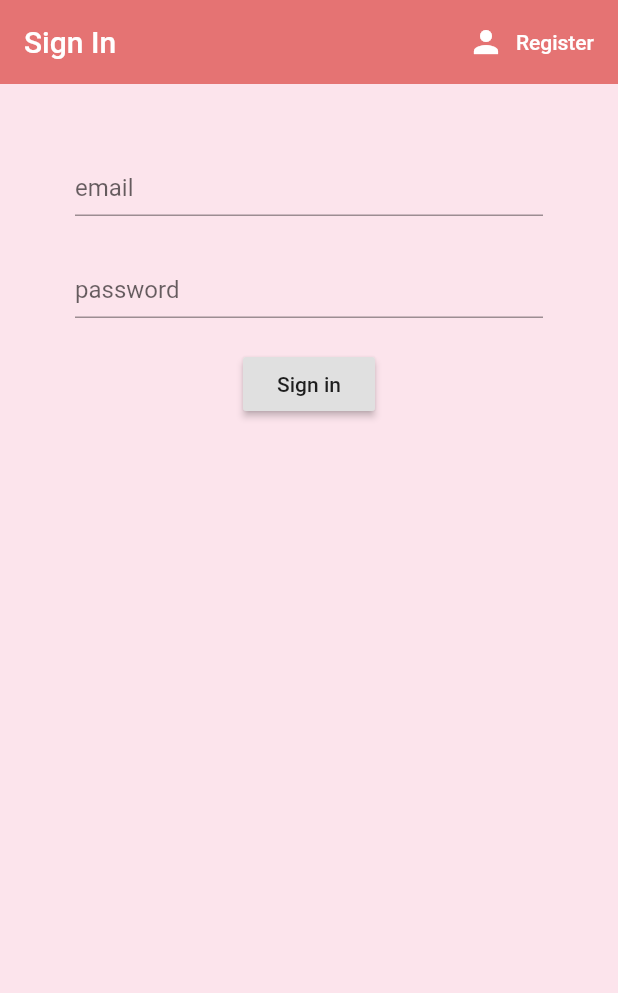
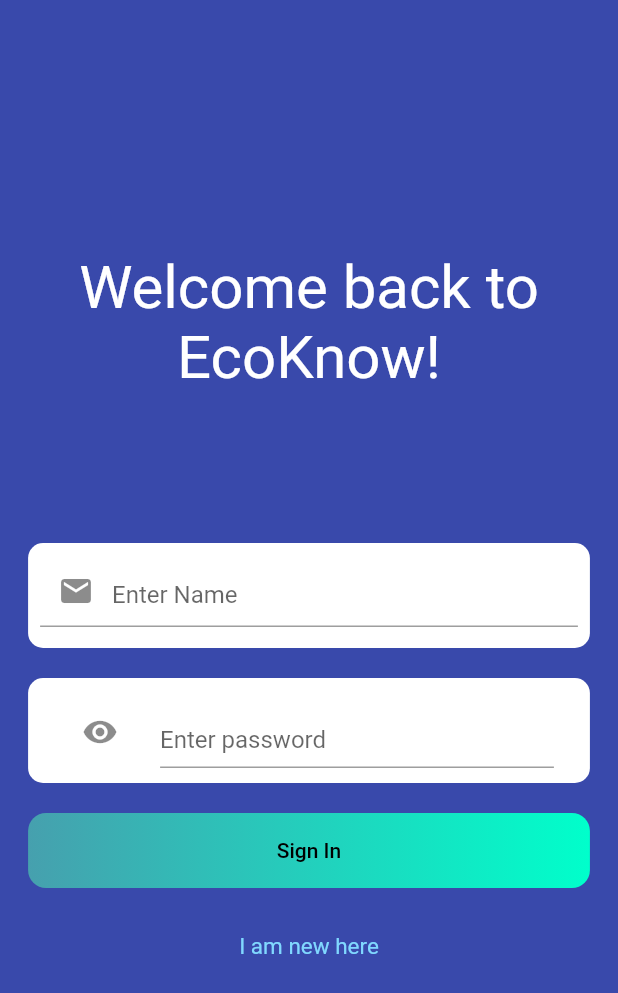
Before and after one commit to Saransh-cpp/EVSQuizApp, a Flutter app: the screen it shows after launch, on a phone screen of 412 x 824 dp. Shown: the top 993 px of the screen. Run offline on Flutter 3.47's test engine with Material 2 defaults, Android fonts, the phone set to English and light mode, and no system bars; our stand-ins replace cloud_firestore, curved_navigation_bar, firebase_auth, firebase_core, flutter_spinkit; accounts and stored records are empty.

Commit message:
UI change LoginPage.dart

```diff
--- a/lib/screens/LoginPage.dart
+++ b/lib/screens/LoginPage.dart
@@ -52,6 +52,7 @@ class _SignInState extends State<SignIn> {
   final _formKey = GlobalKey<FormState>();
   final _key = GlobalKey<ScaffoldState>();
   bool loading = false;
+  bool hidePass = true;
 
   String email = '';
   String password = '';
@@ -59,83 +60,121 @@ class _SignInState extends State<SignIn> {
 
   @override
   Widget build(BuildContext context) {
+    double _screenWidth = MediaQuery
+        .of(context)
+        .size
+        .width / 1.1;
     final user = Provider.of<UserProvider>(context);
-    return Scaffold(
-      key: _key,
-      body: user.status == Status.Authenticating ? Loading() : Scaffold(
-          backgroundColor: Colors.pink[50],
-          appBar: AppBar(
-            title: Text("Sign In"),
-            backgroundColor: Colors.red[300],
-            elevation: 0,
-            actions: [
-              FlatButton.icon(
-                  onPressed: () {
-                    widget.toggleView();
-                  },
-                  icon: Icon(
-                    Icons.person,
-                    color: Colors.white,
-                  ),
-                  label: Text(
-                    'Register',
-                    style: TextStyle(
-                      color: Colors.white,
-                    ),
-                  )
-              )
-            ],
-          ),
-          body: Container(
-              padding: EdgeInsets.symmetric(
-                vertical: 20,
-                horizontal: 50,
-              ),
+    return user.status == Status.Authenticating ? Loading() : Scaffold(
+        backgroundColor: Colors.indigo[600],
+        body: Center(
+          child: Container(
               child: Form(
                 key: _formKey,
                 child: Column(
+                  mainAxisAlignment: MainAxisAlignment.center,
                   children: [
+                    Text(
+                      'Welcome back to\nEcoKnow!',
+                      textAlign: TextAlign.center,
+                      style: TextStyle(
+                          color: Colors.white,
+                          fontSize: 40
+                      ),
+                    ),
+                    SizedBox(
+                      height: 100,
+                    ),
+                    Container(
+                      height: 70,
+                      width: _screenWidth,
+                      decoration: BoxDecoration(
+                        color: Colors.white,
+                        borderRadius:
+                        BorderRadius.all(Radius.circular(10)),
+                      ),
+                      padding: EdgeInsets.all(8),
+                      margin: EdgeInsets.all(0),
+                      child: TextFormField(
+                        controller: _emailTextController,
+                        decoration: InputDecoration(
+                            hintText: "Enter Name",
+                            prefixIcon: Icon(Icons.mail)),
+                        validator: (val) =>
+                        val.isEmpty ? 'Enter an email' : null,
+                        textAlignVertical: TextAlignVertical.bottom,
+                      ),
+                    ),
+                    // TextFormField(
+                    //   controller: _emailTextController,
+                    //   decoration: InputDecoration(
+                    //       hintText: 'email'
+                    //   ),
+                    //   validator: (val) => val.isEmpty ? 'Enter an email' : null,
+                    //   textAlignVertical: TextAlignVertical.bottom,
+                    //   onChanged: (val) {
+                    //     setState(() {
+                    //       email = val;
+                    //     });
+                    //   },
+                    // ),
                     SizedBox(
                       height: 20,
                     ),
-                    TextFormField(
-                      controller: _emailTextController,
-                      decoration: InputDecoration(
-                          hintText: 'email'
+                    Container(
+                      height: 70,
+                      width: _screenWidth,
+                      decoration: BoxDecoration(
+                        color: Colors.white,
+                        borderRadius:
+                        BorderRadius.all(Radius.circular(10)),
                       ),
-                      validator: (val) => val.isEmpty ? 'Enter an email' : null,
-                      textAlignVertical: TextAlignVertical.bottom,
-                      onChanged: (val) {
+                      padding: EdgeInsets.all(8),
+                      margin: EdgeInsets.all(0),
+                      child: ListTile(
+                        leading: IconButton(
+                            icon: Icon(Icons.remove_red_eye),
+                            onPressed: () {
                               setState(() {
-                          email = val;
+                                hidePass = !hidePass;
                               });
-                      },
-                    ),
-                    SizedBox(
-                      height: 20,
-                    ),
-                    TextFormField(
+                            }),
+                        title: TextFormField(
+                          obscureText: hidePass,
                           controller: _passwordTextController,
                           decoration: InputDecoration(
-                          hintText: 'password'
+                            hintText: "Enter password",
                           ),
                           validator: (val) =>
                           val.length < 6
                               ? 'Enter a password 6+ chars long'
                               : null,
                           textAlignVertical: TextAlignVertical.bottom,
-                      obscureText: true,
-                      onChanged: (val) {
-                        setState(() {
-                          password = val;
-                        });
-                      },
                         ),
+                      ),
+                    ),
+                    // TextFormField(
+                    //   controller: _passwordTextController,
+                    //   decoration: InputDecoration(
+                    //       hintText: 'password'
+                    //   ),
+                    //   validator: (val) =>
+                    //   val.length < 6
+                    //       ? 'Enter a password 6+ chars long'
+                    //       : null,
+                    //   textAlignVertical: TextAlignVertical.bottom,
+                    //   obscureText: true,
+                    //   onChanged: (val) {
+                    //     setState(() {
+                    //       password = val;
+                    //     });
+                    //   },
+                    // ),
                     SizedBox(
                       height: 20,
                     ),
-                    RaisedButton(
-                      onPressed: () async {
+                    InkWell(
+                      onTap: () async {
                         if (_formKey.currentState.validate()) {
                           if (!await user.signIn(_emailTextController.text,
                               _passwordTextController.text)) {
@@ -148,12 +187,59 @@ class _SignInState extends State<SignIn> {
                               NavBar()));
                         }
                       },
+                      child: Container(
+                        width: _screenWidth,
+                        height: 50,
+                        alignment: Alignment.center,
+                        padding: EdgeInsets.all(2),
+                        // 15
+                        decoration: BoxDecoration(
+                          gradient: LinearGradient(
+                            colors: [Color(0xFF46A0AE), Color(0xFF00FFCB)],
+                            begin: Alignment.centerLeft,
+                            end: Alignment.centerRight,
+                          ),
+                          borderRadius: BorderRadius.all(Radius.circular(12)),
+                        ),
                         child: Text(
-                          'Sign in'
+                          "Sign In",
+                          style: Theme
+                              .of(context)
+                              .textTheme
+                              .button
+                              .copyWith(color: Colors.black),
                         ),
                       ),
+                    ),
+                    // RaisedButton(
+                    //   onPressed: () async {
+                    //     if (_formKey.currentState.validate()) {
+                    //       if (!await user.signIn(_emailTextController.text,
+                    //           _passwordTextController.text)) {
+                    //         _key.currentState.showSnackBar(SnackBar(
+                    //             content: Text(
+                    //                 "Sign in failed")));
+                    //       }
+                    //       Navigator.pushReplacement(
+                    //           context, MaterialPageRoute(builder: (c) =>
+                    //           NavBar()));
+                    //     }
+                    //   },
+                    //   child: Text(
+                    //       'Sign in'
+                    //   ),
+                    // ),
                     SizedBox(
-                      height: 15,
+                      height: 30,
+                    ),
+                    InkWell(
+                      onTap: () {
+                        widget.toggleView();
+                      },
+                      child: Text(
+                        'I am new here',
+                        style: TextStyle(color: Colors.lightBlueAccent[100], fontSize: 15),
+                      ),
                     ),
                     Text(
                       error,
@@ -164,8 +250,8 @@ class _SignInState extends State<SignIn> {
                   ],
                 ),
               )
+          ),
         )
-      ),
     );
   }
 }
--- a/lib/screens/Register.dart
+++ b/lib/screens/Register.dart
@@ -63,7 +63,8 @@ class _RegisterState extends State<Register> {
                   height: 70,
                 ),
                 Text(
-                  'Welcome to\n EcoKnow!',
+                  'Welcome to\nEcoKnow!',
+                  textAlign: TextAlign.center,
                   style: TextStyle(
                       color: Colors.white,
                       fontSize: 40
@@ -309,13 +310,13 @@ class _RegisterState extends State<Register> {
                         },
                         child: Text(
                           'I already have an account',
-                          style: TextStyle(color: Colors.red, fontSize: 15),
+                          style: TextStyle(color: Colors.lightBlueAccent[100], fontSize: 15),
                         ),
                       ),
                       Text(
                         error,
                         style: TextStyle(
-                          color: Colors.red,
+                          color: Colors.lightBlueAccent[100],
                         ),
                       )
                     ],
```
Lines whose indentation alone changed are shown as unchanged.
